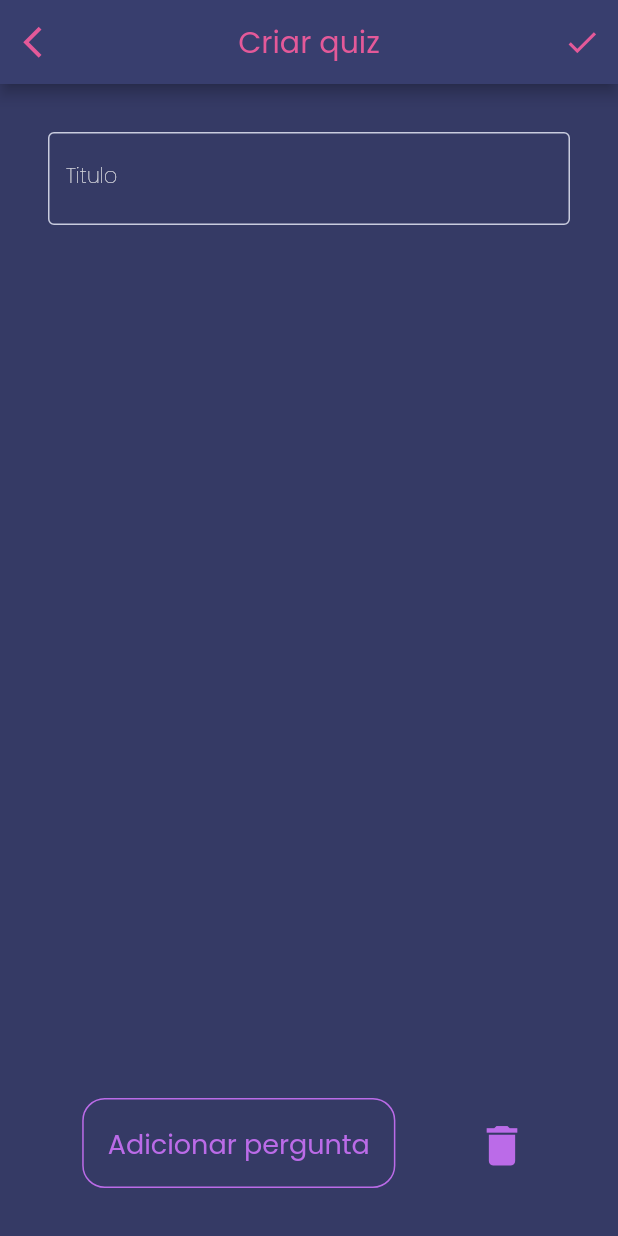
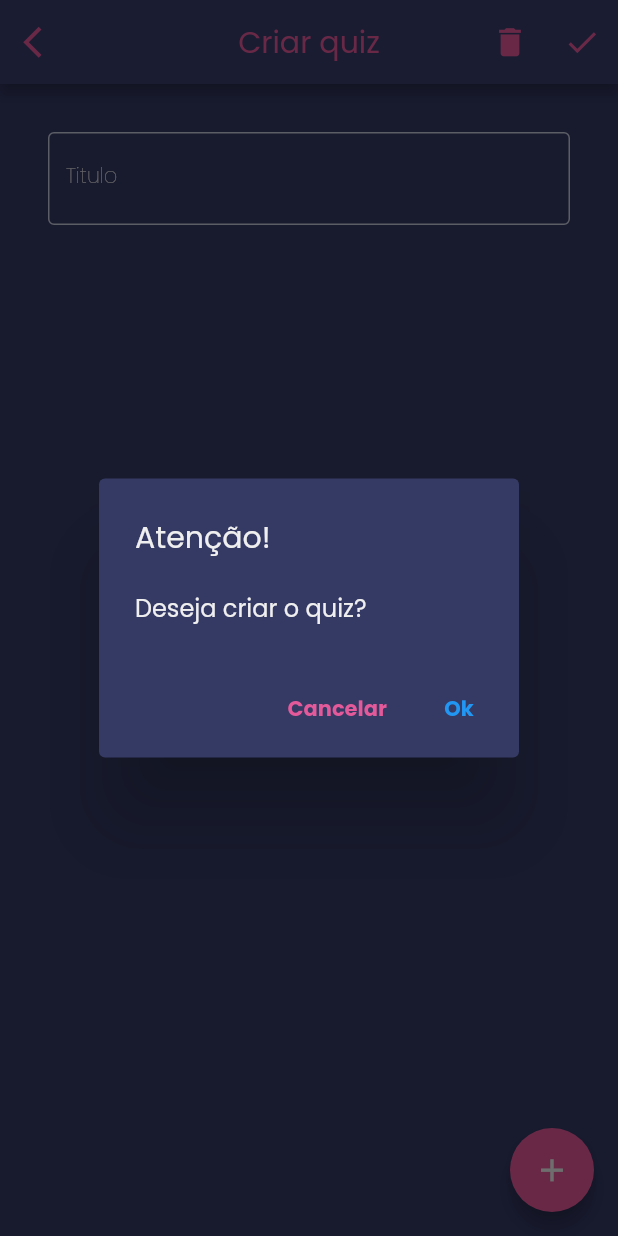
Before and after one commit to estermabel/quizyz, a Flutter app: the CreateQuizzesPage screen opened directly, after a tap on the "check" icon, on a phone screen of 412 x 824 dp. Run offline on Flutter 3.47's test engine with Material 2 defaults, Android fonts, the phone set to English and light mode, and no system bars; our stand-ins replace bubble_bottom_bar, dio, flutter_svg, google_fonts, shared_preferences, simple_animations and 1 more; accounts and stored records are empty.

Commit message:
ajustes na criação do quiz funcionando como a neve

```diff
--- a/lib/pages/home/quizzes/create_quizzes_page.dart
+++ b/lib/pages/home/quizzes/create_quizzes_page.dart
@@ -1,3 +1,5 @@
+import 'dart:async';
+
 import 'package:flutter/material.dart';
 import 'package:quizyz/bloc/create_quiz_bloc.dart';
 import 'package:quizyz/bloc/quizzes_bloc.dart';
@@ -23,6 +25,7 @@ class CreateQuizzesPage extends StatefulWidget {
 class _CreateQuizzesPageState extends State<CreateQuizzesPage> {
   CreateQuizBloc _bloc = CreateQuizBloc();
   List<CreateQuizCard> quizesList = [];
+  final _scrollController = ScrollController();
 
   @override
   void initState() {
@@ -87,7 +90,29 @@ class _CreateQuizzesPageState extends State<CreateQuizzesPage> {
           },
         ),
         actions: [
-          IconButton(
+          Tooltip(
+            message: 'Apagar pergunta',
+            decoration: BoxDecoration(
+              color: bottomNavBarBackgroundColor,
+            ),
+            child: IconButton(
+              icon: IconTheme(
+                data: Theme.of(context).iconTheme.copyWith(
+                      color: accentColor,
+                    ),
+                child: Icon(Icons.delete),
+              ),
+              onPressed: () => setState(
+                () => quizesList.length > 0 ? quizesList.removeLast() : null,
+              ),
+            ),
+          ),
+          Tooltip(
+            message: 'Criar quiz',
+            decoration: BoxDecoration(
+              color: bottomNavBarBackgroundColor,
+            ),
+            child: IconButton(
               icon: IconTheme(
                 data: Theme.of(context).iconTheme.copyWith(
                       color: accentColor,
@@ -95,6 +120,10 @@ class _CreateQuizzesPageState extends State<CreateQuizzesPage> {
                 child: Icon(Icons.check),
               ),
               onPressed: () async {
+                ManagerDialogs.showMessageDialog(
+                  context,
+                  "Deseja criar o quiz?",
+                  () async {
                     if (quizesList.length > 0) {
                       List<Pergunta> perguntas = [];
                       bool runBloc = true;
@@ -106,27 +135,33 @@ class _CreateQuizzesPageState extends State<CreateQuizzesPage> {
                             quizesList[i].resposta2Controller.text.isNotEmpty &&
                             quizesList[i].resposta3Controller.text.isNotEmpty &&
                             quizesList[i].resposta4Controller.text.isNotEmpty) {
-                      perguntas.add(Pergunta(
+                          perguntas.add(
+                            Pergunta(
                               titulo: quizesList[i].perguntaController.text,
                               respostas: [
                                 Resposta(
                                     id: 1,
                                     isCerta: false,
-                              titulo: quizesList[i].resposta1Controller.text),
+                                    titulo:
+                                        quizesList[i].resposta1Controller.text),
                                 Resposta(
                                     id: 2,
                                     isCerta: false,
-                              titulo: quizesList[i].resposta2Controller.text),
+                                    titulo:
+                                        quizesList[i].resposta2Controller.text),
                                 Resposta(
                                     id: 3,
                                     isCerta: false,
-                              titulo: quizesList[i].resposta3Controller.text),
+                                    titulo:
+                                        quizesList[i].resposta3Controller.text),
                                 Resposta(
                                     id: 4,
                                     isCerta: false,
-                              titulo: quizesList[i].resposta4Controller.text)
+                                    titulo:
+                                        quizesList[i].resposta4Controller.text)
                               ],
-                      ));
+                            ),
+                          );
                           for (var respostas in perguntas[i].respostas) {
                             if (respostas.id == quizesList[i].value) {
                               respostas.isCerta = true;
@@ -154,46 +189,33 @@ class _CreateQuizzesPageState extends State<CreateQuizzesPage> {
                           criador: widget.criador,
                         );
 
-                    await _bloc.createQuiz(quiz: quiz);
+                        await _bloc.createQuiz(quiz: quiz).then(
+                              (value) => Navigator.pop(context),
+                            );
                       }
                     }
-              }),
+                  },
+                  true,
+                );
+              },
+            ),
+          ),
         ],
       ),
-      body: Container(
-        child: Padding(
-          padding: const EdgeInsets.all(32.0),
-          child: Column(
-            children: [
-              TextField(
-                controller: _bloc.tituloController,
-                decoration: InputDecoration(
-                  labelText: "Titulo",
-                  labelStyle: Theme.of(context).textTheme.bodyText1,
+      floatingActionButton: Tooltip(
+        message: 'Adicionar pergunta',
+        decoration: BoxDecoration(
+          color: bottomNavBarBackgroundColor,
         ),
+        child: FloatingActionButton(
+          child: IconTheme(
+            data: Theme.of(context).iconTheme.copyWith(
+                  color: whiteColor,
                 ),
-              Expanded(
-                child: ListView.builder(
-                  itemBuilder: (context, index) {
-                    return quizesList[index];
-                  },
-                  itemCount: quizesList.length,
+            child: Icon(Icons.add),
           ),
-              ),
-              Padding(
-                padding: const EdgeInsets.only(top: 8.0),
-                child: Align(
-                  alignment: Alignment.bottomCenter,
-                  child: Row(
-                    mainAxisAlignment: quizesList.length < 10
-                        ? MainAxisAlignment.spaceAround
-                        : MainAxisAlignment.center,
-                    children: [
-                      Visibility(
-                        visible: quizesList.length < 10 ? true : false,
-                        child: PurpleButton(
-                          titulo: "Adicionar pergunta",
-                          onTap: () {
+          onPressed: quizesList.length < 10
+              ? () {
                   if (quizesList.length < 10) {
                     setState(
                       () {
@@ -206,30 +228,30 @@ class _CreateQuizzesPageState extends State<CreateQuizzesPage> {
                       },
                     );
                   }
-                          },
+                }
+              : null,
         ),
       ),
-                      quizesList.length >= 10
-                          ? PurpleButton(
-                              titulo: "Remover Pergunta",
-                              onTap: () => setState(() => quizesList.length > 0
-                                  ? quizesList.removeLast()
-                                  : null),
-                            )
-                          : IconButton(
-                              icon: Icon(
-                                Icons.delete,
-                                size: 35,
-                              ),
-                              onPressed: () => setState(() =>
-                                  quizesList.length > 0
-                                      ? quizesList.removeLast()
-                                      : null),
-                            )
-                    ],
+      body: Container(
+        child: Padding(
+          padding: const EdgeInsets.all(32.0),
+          child: ListView(
+            children: [
+              TextField(
+                decoration: InputDecoration(
+                  labelText: "Titulo",
+                  labelStyle: Theme.of(context).textTheme.bodyText1,
                 ),
               ),
-              )
+              ListView.builder(
+                physics: NeverScrollableScrollPhysics(),
+                shrinkWrap: true,
+                controller: _scrollController,
+                itemBuilder: (context, index) {
+                  return quizesList[index];
+                },
+                itemCount: quizesList.length,
+              ),
             ],
           ),
         ),
--- a/lib/utils/helpers/manage_dialogs.dart
+++ b/lib/utils/helpers/manage_dialogs.dart
@@ -2,6 +2,7 @@ import 'dart:io';
 
 import 'package:flutter/cupertino.dart';
 import 'package:flutter/material.dart';
+import 'package:quizyz/utils/style/colors.dart';
 
 class ManagerDialogs {
   static void showErrorDialog(BuildContext context, String message) {
@@ -15,7 +16,10 @@ class ManagerDialogs {
           content: Text(message),
           actions: <Widget>[
             TextButton(
-                child: Text("Ok"),
+                child: Text(
+                  "Ok",
+                  style: TextStyle(color: accentColor),
+                ),
                 onPressed: () {
                   Navigator.pop(context);
                 })
@@ -84,13 +88,18 @@ class ManagerDialogs {
           actions: hasCancel
               ? <Widget>[
                   TextButton(
-                    child: Text("Cancelar"),
+                    child: Text(
+                      "Cancelar",
+                      style: TextStyle(color: accentColor),
+                    ),
                     onPressed: () {
                       Navigator.pop(context);
                     },
                   ),
                   TextButton(
-                    child: Text("Ok"),
+                    child: Text(
+                      "Ok",
+                    ),
                     onPressed: onPressed == null
                         ? () {
                             Navigator.pop(context);
```
Lines whose indentation alone changed are shown as unchanged.
